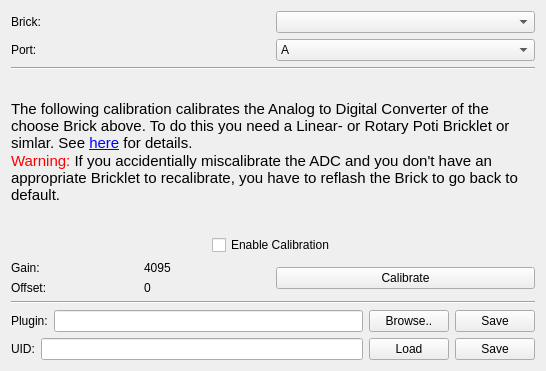
First picture: the form in src/brickv/ui/advanced.ui, repository Tinkerforge/brickv, before the edit.
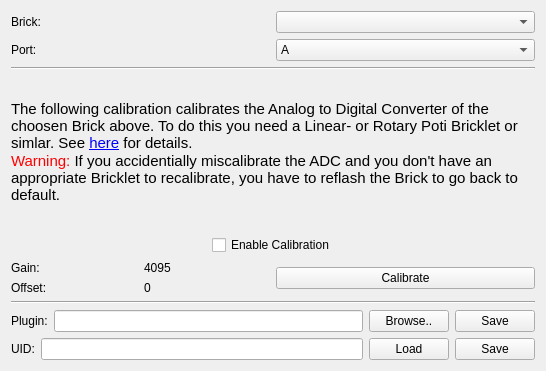
Second picture: the form after the edit.

Diff of the .ui file:
```diff
--- a/src/brickv/ui/advanced.ui
+++ b/src/brickv/ui/advanced.ui
@@ -82,7 +82,7 @@
 &lt;html&gt;&lt;head&gt;&lt;meta name=&quot;qrichtext&quot; content=&quot;1&quot; /&gt;&lt;style type=&quot;text/css&quot;&gt;
 p, li { white-space: pre-wrap; }
 &lt;/style&gt;&lt;/head&gt;&lt;body style=&quot; font-family:'Ubuntu'; font-size:11pt; font-weight:400; font-style:normal;&quot;&gt;
-&lt;p style=&quot; margin-top:0px; margin-bottom:0px; margin-left:0px; margin-right:0px; -qt-block-indent:0; text-indent:0px;&quot;&gt;The following calibration calibrates the Analog to Digital Converter of the choose Brick above. To do this you need a Linear- or Rotary Poti Bricklet or simlar. See &lt;a href=&quot;http://www.tinkerforge.com/doc/Software/Brickv.html#brick-adc-calibration&quot;&gt;&lt;span style=&quot; text-decoration: underline; color:#0000ff;&quot;&gt;here&lt;/span&gt;&lt;/a&gt; for details.&lt;/p&gt;
+&lt;p style=&quot; margin-top:0px; margin-bottom:0px; margin-left:0px; margin-right:0px; -qt-block-indent:0; text-indent:0px;&quot;&gt;The following calibration calibrates the Analog to Digital Converter of the choosen Brick above. To do this you need a Linear- or Rotary Poti Bricklet or simlar. See &lt;a href=&quot;http://www.tinkerforge.com/doc/Software/Brickv.html#brick-adc-calibration&quot;&gt;&lt;span style=&quot; text-decoration: underline; color:#0000ff;&quot;&gt;here&lt;/span&gt;&lt;/a&gt; for details.&lt;/p&gt;
 &lt;p style=&quot; margin-top:0px; margin-bottom:0px; margin-left:0px; margin-right:0px; -qt-block-indent:0; text-indent:0px;&quot;&gt;&lt;span style=&quot; color:#ff0000;&quot;&gt;Warning: &lt;/span&gt;&lt;span style=&quot; color:#000000;&quot;&gt;If you accidentially miscalibrate the ADC and you don't have an appropriate Bricklet to recalibrate, you have to reflash the Brick to go back to default.&lt;/span&gt;&lt;/p&gt;&lt;/body&gt;&lt;/html&gt;</string>
        </property>
        <property name="wordWrap">
```
